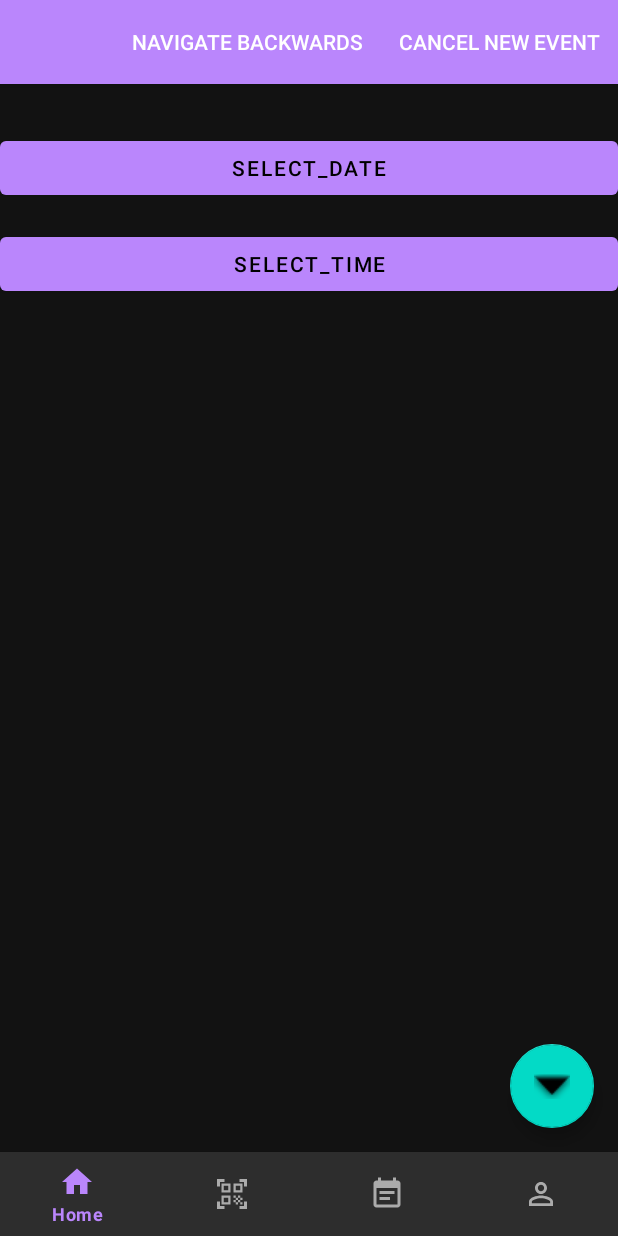
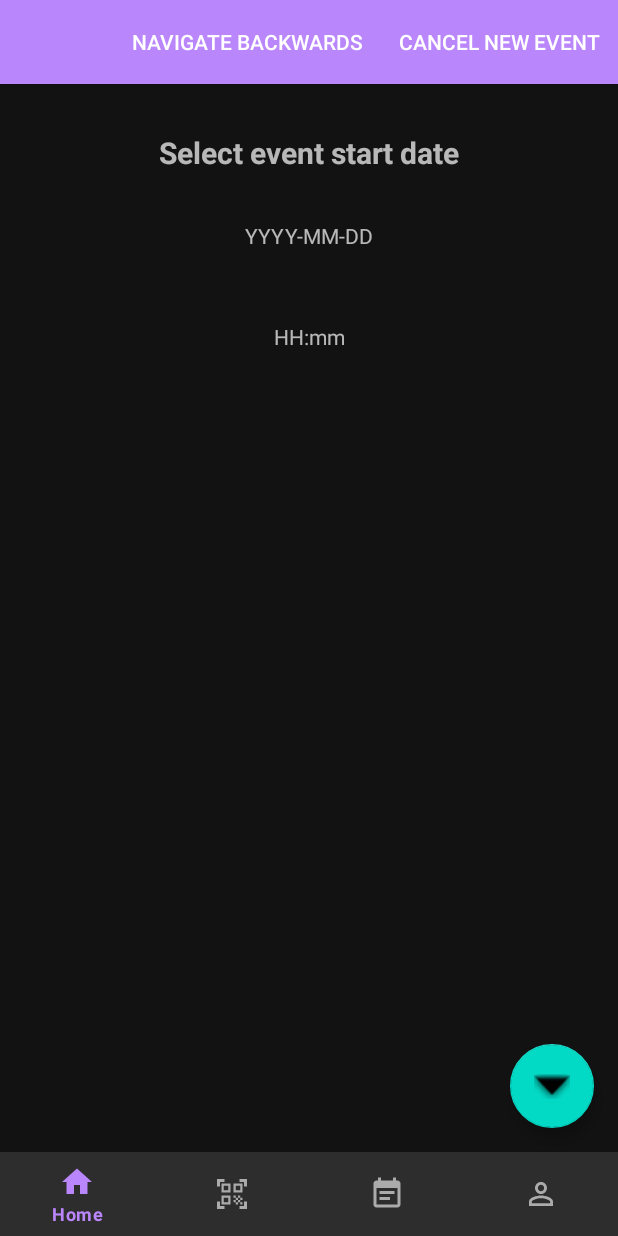
Before and after one commit to CMPUT301W24T04/QrazyQRsRUs, an Android app built with Jetpack Compose: the fragment NewEventStartTimeFragment placed in its activity, on a phone screen of 412 x 824 dp. Run offline under Robolectric (Android 15) with nearby library versions, the phone set to English and light mode, and no system bars; our stand-ins replace Firebase (no records; nobody signed in at launch, a user with empty details on screens opened directly); libraries missing offline, so code that uses them is left out: com.journeyapps.barcodescanner, org.checkerframework.checker; 6 statements that could not run were skipped.

Commit message:
replaced buttons with textviews for start time

```diff
--- a/code/app/src/main/res/layout/new_event_start_time_fragment.xml
+++ b/code/app/src/main/res/layout/new_event_start_time_fragment.xml
@@ -18,27 +18,50 @@
         android:theme="@style/ThemeOverlay.AppCompat.ActionBar"
         app:popupTheme="@style/ThemeOverlay.AppCompat.Light"/>
 
-    <Button
-        android:id="@+id/show_date_picker_button"
+    <TextView
+        android:id="@+id/select_event_start_heading"
+        android:layout_width="match_parent"
+        android:layout_height="wrap_content"
+        android:text="Select event start date"
+        android:gravity="center_horizontal"
+        android:textSize="20sp"
+        android:textStyle="bold"
+        android:padding="16dp"
+        app:layout_constraintTop_toBottomOf="@id/start_time_screen_toolbar"
+        android:layout_marginTop="16dp"/>
+
+    <!-- Date Display -->
+    <TextView
+        android:id="@+id/date_display_textview"
         android:layout_width="0dp"
         android:layout_height="wrap_content"
-        android:text="select_date"
-        app:layout_constraintTop_toBottomOf="@id/start_time_screen_toolbar"
+        android:text="YYYY-MM-DD"
+        android:gravity="center"
+        android:padding="16dp"
+        android:background="?attr/selectableItemBackground"
+        app:layout_constraintTop_toBottomOf="@id/select_event_start_heading"
         app:layout_constraintStart_toStartOf="parent"
         app:layout_constraintEnd_toEndOf="parent"
         app:layout_constraintHorizontal_bias="0.5"
-        android:layout_marginTop="32dp"/>
+        android:clickable="true"
+        android:focusable="true"/>
 
-    <Button
-        android:id="@+id/show_time_picker_button"
+    <!-- Time Display -->
+    <TextView
+        android:id="@+id/time_display_textview"
         android:layout_width="0dp"
         android:layout_height="wrap_content"
-        android:text="select_time"
-        app:layout_constraintTop_toBottomOf="@id/show_date_picker_button"
+        android:text="HH:mm"
+        android:gravity="center"
+        android:padding="16dp"
+        android:background="?attr/selectableItemBackground"
+        app:layout_constraintTop_toBottomOf="@id/date_display_textview"
         app:layout_constraintStart_toStartOf="parent"
         app:layout_constraintEnd_toEndOf="parent"
         app:layout_constraintHorizontal_bias="0.5"
-        android:layout_marginTop="16dp"/>
+        android:layout_marginTop="16dp"
+        android:clickable="true"
+        android:focusable="true"/>
 
     <com.google.android.material.floatingactionbutton.FloatingActionButton
         android:id="@+id/next_screen_button"
```
